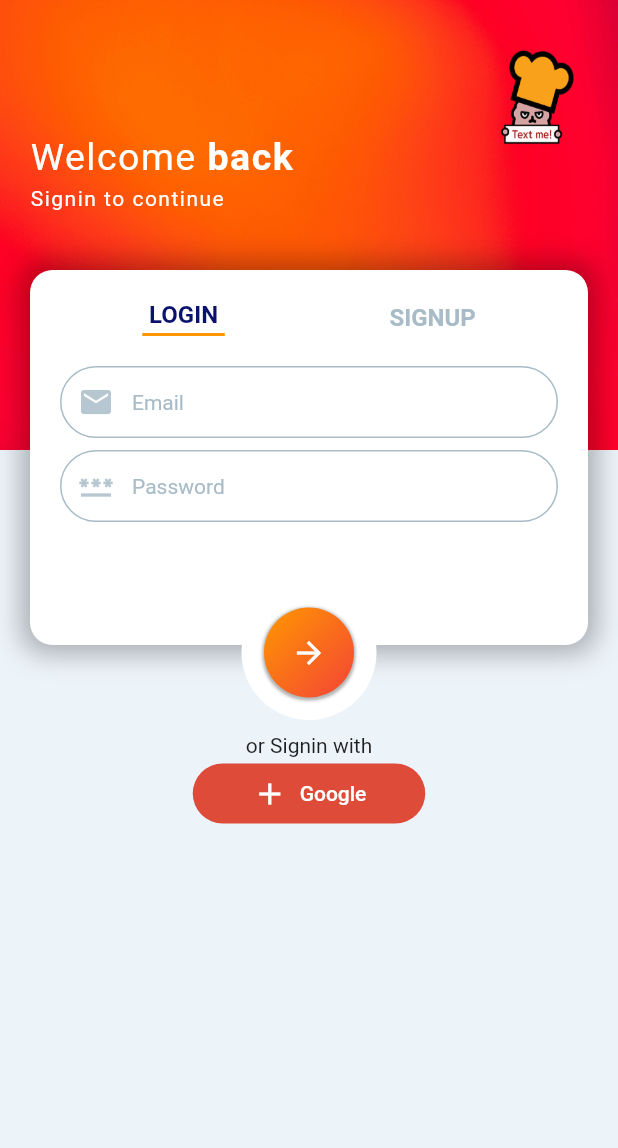
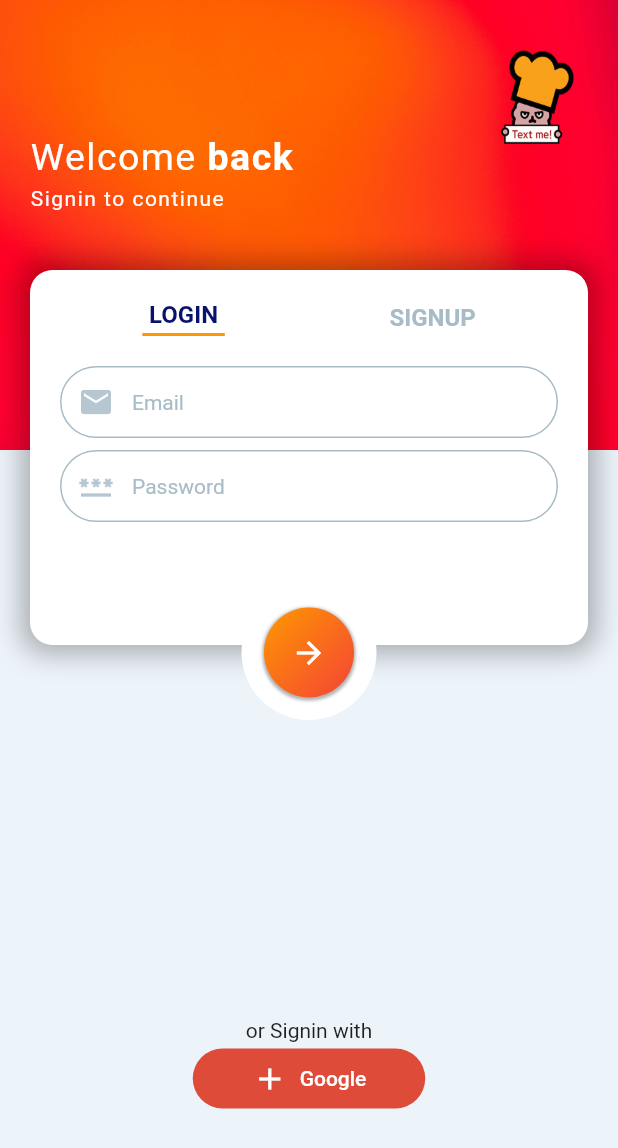
Before and after one commit to sikeair/chat_app, a Flutter app: the screen it shows after launch, after a tap on "LOGIN", on a phone screen of 412 x 824 dp. Shown: the top 1148 px of the screen. Run offline on Flutter 3.47's test engine with Material 2 defaults, Android fonts, the phone set to English and light mode, and no system bars; our stand-ins replace firebase_auth, firebase_core; accounts and stored records are empty.

Commit message:
chat_app_mac_ing

```diff
--- a/lib/screen/main_screen.dart
+++ b/lib/screen/main_screen.dart
@@ -511,8 +511,8 @@ class _LoginSignupScreenState extends State<LoginSignupScreen> {
               duration: const Duration(milliseconds: 500),
               curve: Curves.easeIn,
               top: isSignupScreen
-                  ? MediaQuery.of(context).size.height - 255
-                  : MediaQuery.of(context).size.height - 335,
+                  ? MediaQuery.of(context).size.height - 105
+                  : MediaQuery.of(context).size.height - 145,
               right: 0,
               left: 0,
               child: Column(
```
Also changed, not shown: 9 other files.
